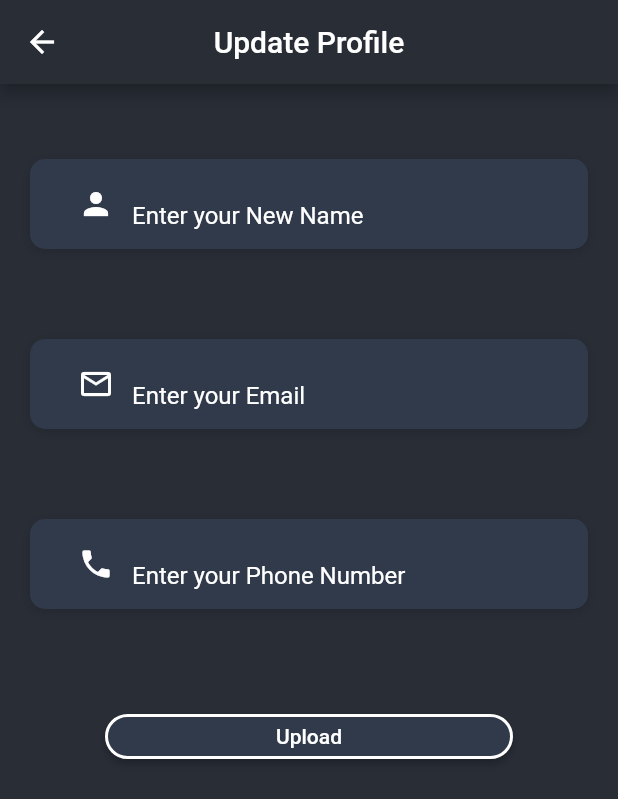
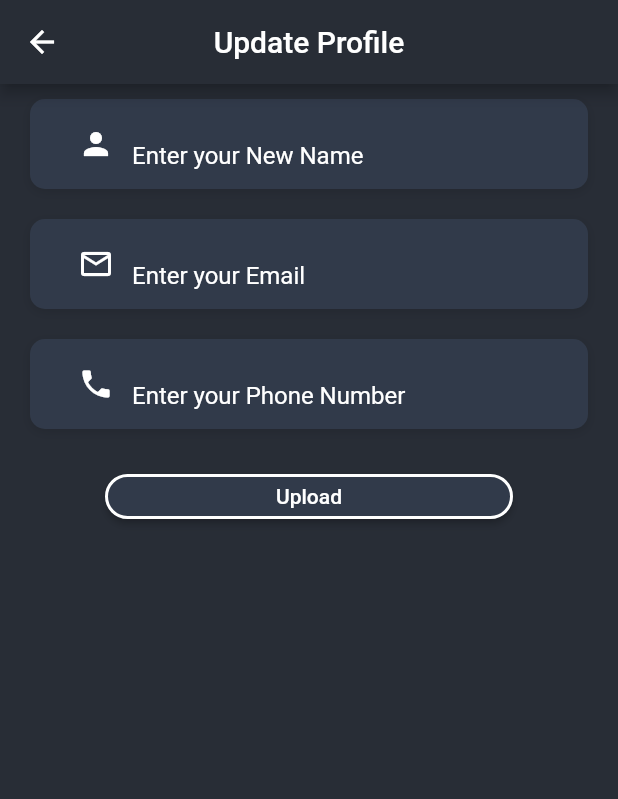
Before and after one commit to thirtsa-t/flutter-chat-app, a Flutter app: the screen it shows after launch, item 4 of the bottom bar chosen, after a tap on "Update Profile", on a phone screen of 412 x 824 dp. Shown: the top 799 px of the screen. Run offline on Flutter 3.47's test engine with Material 2 defaults, Android fonts, the phone set to English and light mode, and no system bars; our stand-ins replace readmore; network calls fail; Roboto replaces fonts that are missing (OpenSans).

Commit message:
botoom nav

```diff
--- a/lib/07_profile/profilepic.dart
+++ b/lib/07_profile/profilepic.dart
@@ -17,10 +17,10 @@
 //   //
 //   static final String uploadEndPoint =
 //       'http://localhost/flutter_test/upload_image.php';
-//   Future<File> file;
+//   late Future<File> file;
 //   String status = '';
-//   String base64Image;
-//   File tmpFile;
+//   late String base64Image;
+//   late File tmpFile;
 //   String errMessage = 'Error Uploading Image';
 
 //   chooseImage() {
--- a/lib/07_profile/updateprofile.dart
+++ b/lib/07_profile/updateprofile.dart
@@ -15,7 +15,7 @@ class UpdateProfile extends StatelessWidget {
         body: ListView(children: <Widget>[
 
           Container(
-             margin: EdgeInsets.only(top: 50.0, bottom: 10.0, right: 20.0, left: 20.0),
+             margin: EdgeInsets.only(top: 10.0, bottom: 10.0, right: 20.0, left: 20.0),
                   padding:
                       EdgeInsets.symmetric(horizontal: 20.0, vertical: 10.0),
               alignment: Alignment.centerLeft,
@@ -42,7 +42,7 @@ class UpdateProfile extends StatelessWidget {
 
 
       Container(
-         margin: EdgeInsets.only(top: 50.0, bottom: 10.0, right: 20.0, left: 20.0),
+         margin: EdgeInsets.only(top: 10.0, bottom: 10.0, right: 20.0, left: 20.0),
                   padding:
                       EdgeInsets.symmetric(horizontal: 20.0, vertical: 10.0),
           alignment: Alignment.centerLeft,
@@ -67,7 +67,7 @@ class UpdateProfile extends StatelessWidget {
           ),
         ),
              Container(
-                margin: EdgeInsets.only(top: 50.0, bottom: 10.0, right: 20.0, left: 20.0),
+                margin: EdgeInsets.only(top: 10.0, bottom: 10.0, right: 20.0, left: 20.0),
                   padding:
                       EdgeInsets.symmetric(horizontal: 20.0, vertical: 10.0),
           alignment: Alignment.centerLeft,
@@ -92,7 +92,7 @@ class UpdateProfile extends StatelessWidget {
           ),
         ),
                          Container(
-                           margin: EdgeInsets.only(top: 50.0, bottom: 10.0, right: 50.0, left: 50.0),
+                           margin: EdgeInsets.only(top: 10.0, bottom: 10.0, right: 50.0, left: 50.0),
                   padding:
                       EdgeInsets.symmetric(horizontal: 20.0, vertical: 10.0),
                   width: 200,
--- a/lib/screens/CreateGroup.dart
+++ b/lib/screens/CreateGroup.dart
@@ -28,8 +28,10 @@ class _CreateGroupState extends State<CreateGroup> {
   List<ChatModel> groupmember = [];
   @override
   Widget build(BuildContext context) {
+    backgroundColor:const Color(0xff282d36);
     return Scaffold(
         appBar: AppBar(
+          backgroundColor:const Color(0xff282d36),
           title: Column(
             mainAxisAlignment: MainAxisAlignment.start,
             crossAxisAlignment: CrossAxisAlignment.start,
@@ -124,6 +126,7 @@ class _CreateGroupState extends State<CreateGroup> {
                   )
                 : Container(),
           ],
-        ));
+        )
+        );
   }
 }
--- a/lib/screens/avtarCard.dart
+++ b/lib/screens/avtarCard.dart
@@ -5,9 +5,10 @@ class AvatarCard extends StatelessWidget {
   const AvatarCard({Key? key, required this.contact}) : super(key: key);
   final ChatModel contact;
 
-
   @override
   Widget build(BuildContext context) {
+    backgroundColor:
+    Color(0xff282d36);
     return Padding(
       padding: const EdgeInsets.symmetric(vertical: 2, horizontal: 8),
       child: Column(
@@ -17,22 +18,16 @@ class AvatarCard extends StatelessWidget {
             children: [
               CircleAvatar(
                 radius: 23,
-
-           backgroundImage:
-           AssetImage(
+                backgroundImage: AssetImage(
                   "assets/images/olivia.jpg",
-
                 ),
-
               ),
-
               Positioned(
                 bottom: 0,
                 right: 0,
                 child: CircleAvatar(
                   backgroundColor: Colors.grey,
                   radius: 11,
-
                   child: Icon(
                     Icons.clear,
                     color: Colors.white,
@@ -40,7 +35,6 @@ class AvatarCard extends StatelessWidget {
                   ),
                 ),
               )
-
             ],
           ),
           SizedBox(
--- a/lib/screens/bottom_nav_screen.dart
+++ b/lib/screens/bottom_nav_screen.dart
@@ -39,33 +39,33 @@ class _BottomNavScreenState extends State<BottomNavScreen> {
         currentIndex: _currentIndex,
         onTap: (index) => setState(() => _currentIndex = index),
         type: BottomNavigationBarType.fixed,
-        backgroundColor: Colors.white,
+        backgroundColor: Color(0xff282d36),
         // showSelectedLabels: false,
         // showUnselectedLabels: false,
         // selectedItemColor: Colors.white,
-        unselectedItemColor: Color(0xff282d36),
+        unselectedItemColor: Colors.white,
         elevation: 0.0,
-        items: [
+        items: const [
          BottomNavigationBarItem(
            icon: Icon(Icons.chat),
            title: Text('Chat'),
-           backgroundColor: Color(0xff282d36)
+           backgroundColor: Colors.white
            ),
 
            BottomNavigationBarItem(
            icon: Icon(Icons.announcement),
            title: Text('Forum'),
-           backgroundColor: Color(0xff282d36)
+           backgroundColor: Colors.white
            ),
            BottomNavigationBarItem(
            icon: Icon(Icons.add_alert),
            title: Text('Announcement'),
-           backgroundColor: Color(0xff282d36)
+           backgroundColor: Colors.white
            ),
            BottomNavigationBarItem(
            icon: Icon(Icons.person),
            title: Text('My Account'),
-           backgroundColor: Color(0xff282d36)
+           backgroundColor: Colors.white
            ),
 
 
--- a/lib/widgets/favorite_contacts.dart
+++ b/lib/widgets/favorite_contacts.dart
@@ -18,7 +18,7 @@ class FavoriteContacts extends StatelessWidget {
               mainAxisAlignment: MainAxisAlignment.spaceBetween,
               children: <Widget>[
                 Text(
-                  'Favorite Contacts',
+                  'Groups',
                   style: TextStyle(
                     color: Colors.blueGrey,
                     fontSize: 18.0,
--- a/pubspec.yaml
+++ b/pubspec.yaml
@@ -33,6 +33,7 @@ dependencies:
   line_awesome_flutter: ^1.0.1
   flutter_screenutil: ^5.0.1
   animated_theme_switcher: ^2.0.5
+  # image_picker: ^0.4.10
 
   # uuid: ^3.0.4
 
```
Lines whose indentation alone changed are shown as unchanged.
